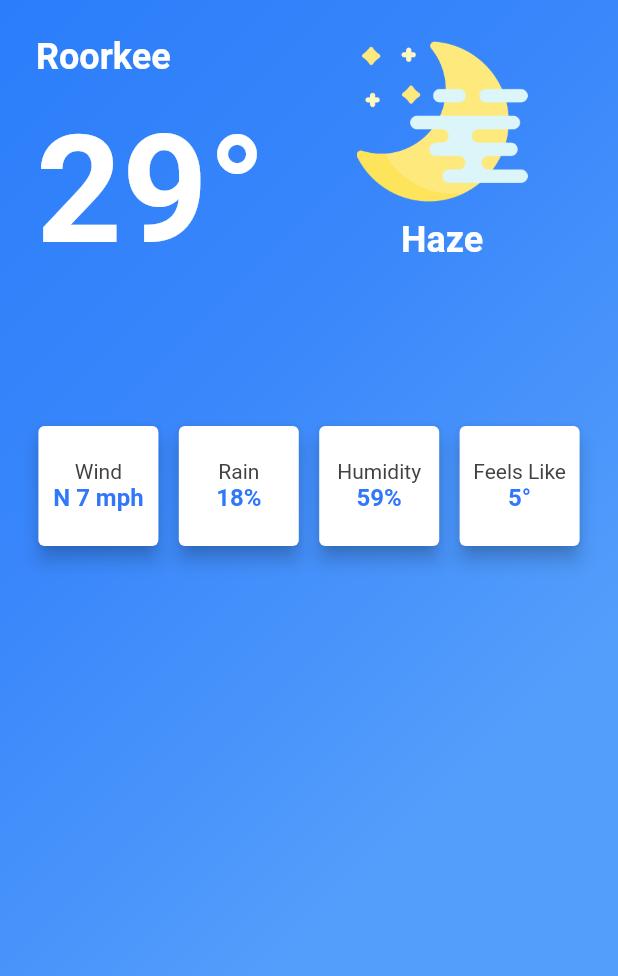
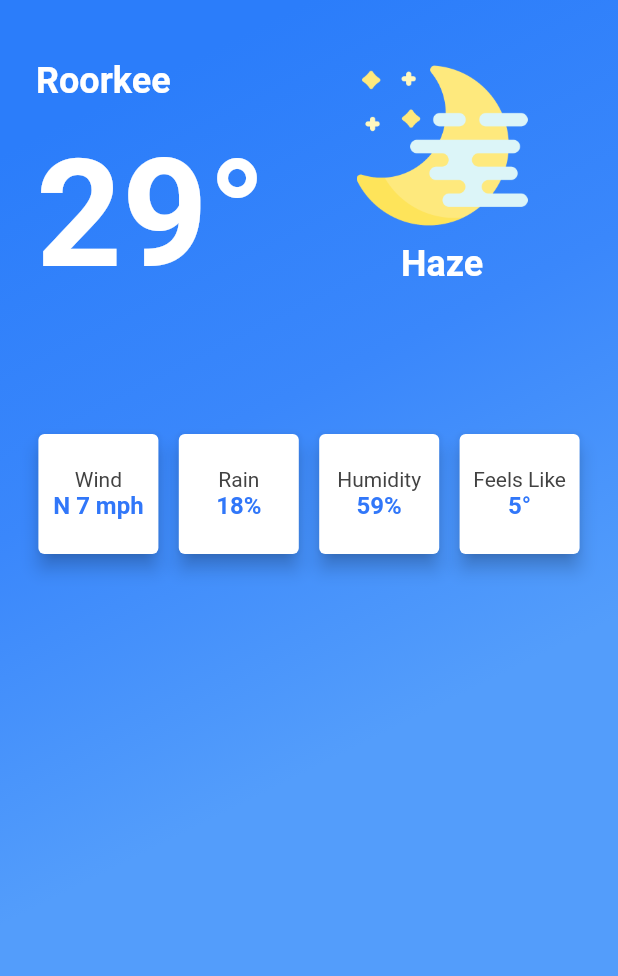
Before and after one commit to Rohit-Chandra-007/Mausam_app, a Flutter app: the screen it shows after launch, on a phone screen of 412 x 824 dp. Shown: the top 976 px of the screen. Run offline on Flutter 3.47's test engine with Material 2 defaults, Android fonts, the light colour scheme and no system bars; our stand-ins replace geolocator.

Commit message:
some_more_change to ui

```diff
--- a/lib/screens/home_screen.dart
+++ b/lib/screens/home_screen.dart
@@ -8,39 +8,38 @@ import 'package:mausam_app/widgets/tab_label_widget.dart';
 class HomeScreen extends StatelessWidget {
   @override
   Widget build(BuildContext context) {
-    return DefaultTabController(
-      length: 3,
-      child: Scaffold(
-        // appBar: AppBar(
-        //     elevation: 0,
-        //     leading: InkWell(
-        //       child: Icon(
-        //         Icons.room,
-        //         size: 26.0,
-        //       ),
-        //       onTap: () {},
-        //     ),
-        //     centerTitle: true,
-        //     title: Text('MAUSAM APP'),
-        //     actions: [
-        //       Padding(
-        //         padding: const EdgeInsets.only(
-        //           right: 8,
-        //         ),
-        //         child: InkWell(
-        //           onTap: () {},
-        //           child: Icon(
-        //             Icons.search,
-        //             size: 26.0,
-        //           ),
-        //         ),
-        //       ),
-        //     ],
-        //     flexibleSpace: Container(
-        //       decoration: kBoxDecoration,
-        //     )),
-        body: TodayPage(),
-      ),
+    return Scaffold(
+      // appBar: AppBar(
+      //   backgroundColor: Colors.white,
+      //   elevation: 0.0,
+      //   leading: InkWell(
+      //     child: Icon(
+      //       Icons.room,
+      //       size: 26.0,
+      //     ),
+      //     onTap: () {},
+      //   ),
+      //   centerTitle: true,
+      //   title: Text('MAUSAM APP'),
+      //   actions: [
+      //     Padding(
+      //       padding: const EdgeInsets.only(
+      //         right: 8,
+      //       ),
+      //       child: InkWell(
+      //         onTap: () {},
+      //         child: Icon(
+      //           Icons.search,
+      //           size: 26.0,
+      //         ),
+      //       ),
+      //     ),
+      //   ],
+      //   flexibleSpace: Container(
+      //     decoration: kBoxDecoration,
+      //   ),
+      // ),
+      body: TodayPage(),
     );
   }
 }
--- a/lib/screens/today_screen.dart
+++ b/lib/screens/today_screen.dart
@@ -37,11 +37,9 @@ class _TodayPageState extends State<TodayPage> {
 
   @override
   Widget build(BuildContext context) {
-    return SafeArea(
-      child: Container(
+    return Container(
         decoration: kBoxDecoration,
-          child: Padding(
-              padding: EdgeInsets.all(16.0),
+        padding: EdgeInsets.symmetric(vertical: 32.0, horizontal: 16.0),
         child: Column(children: [
           TemperatureWidget(),
           Expanded(
@@ -69,8 +67,7 @@ class _TodayPageState extends State<TodayPage> {
               ],
             ),
           ),
-              ]))),
-    );
+        ]));
   }
 }
 
--- a/lib/utils/constants.dart
+++ b/lib/utils/constants.dart
@@ -5,7 +5,7 @@ const Color kLabelColor = Color(0xff3177F9);
 const kBoxDecoration = BoxDecoration(
   gradient: LinearGradient(
       colors: [Color(0xff2B7DFA), Color(0xff3A87FB), Color(0xff539DFB)],
-      begin: Alignment.topLeft),
+      begin: Alignment.topCenter),
 );
 
 const kTemperatureText = TextStyle(
```
Lines whose indentation alone changed are shown as unchanged.
